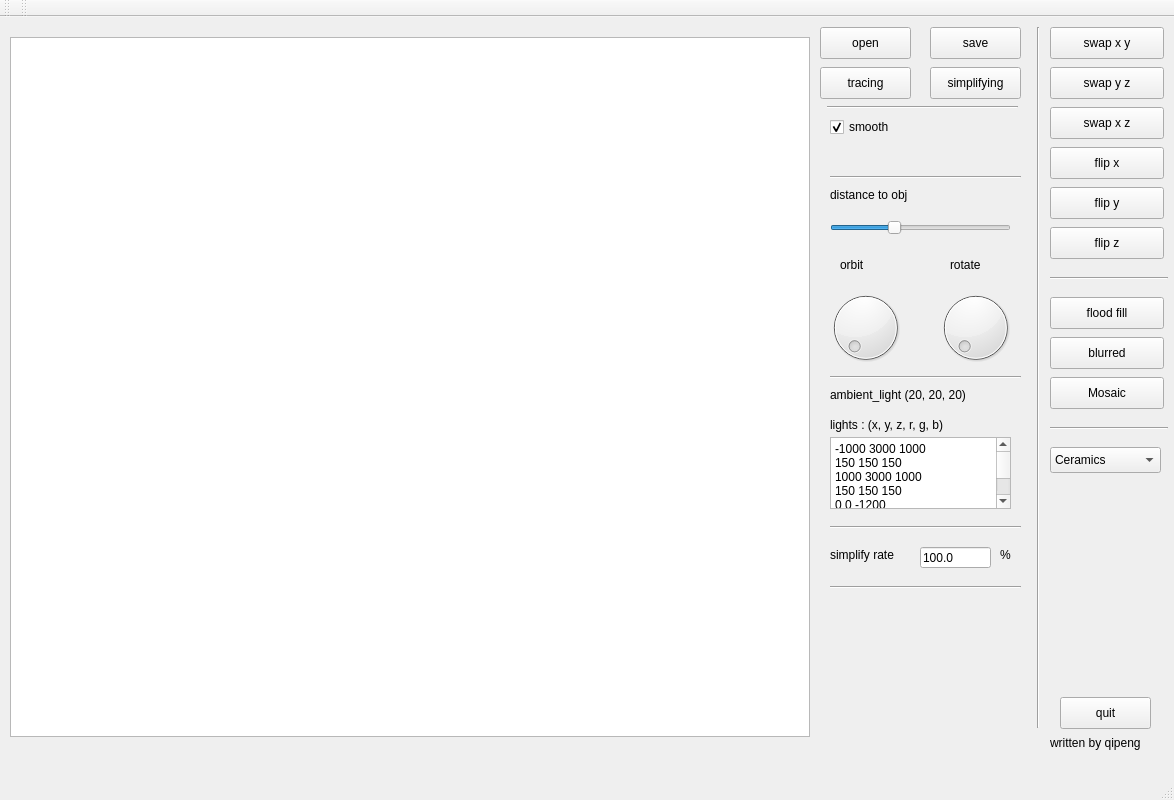
Qt form mainwindow.ui (ppwwyyxx/Ray-Tracing-Engine) before a commit.
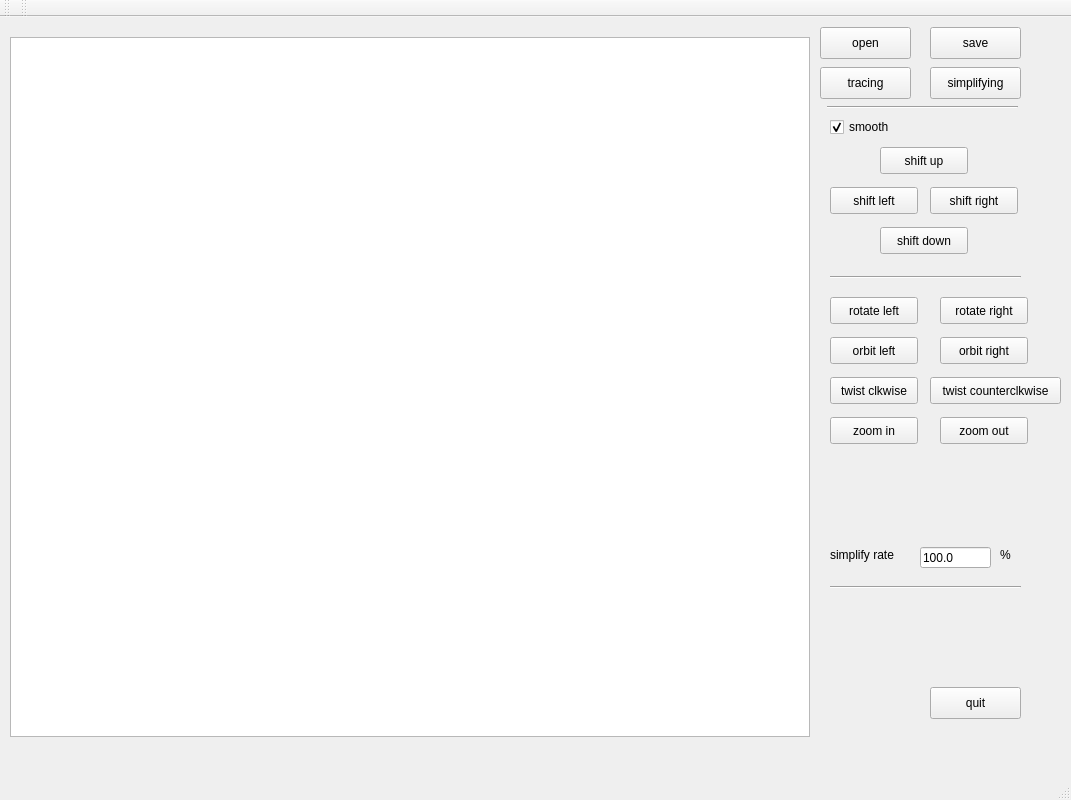
The same form after that commit.

The edit to the form file:
```diff
--- a/mainwindow.ui
+++ b/mainwindow.ui
@@ -6,7 +6,7 @@
    <rect>
     <x>0</x>
     <y>0</y>
-    <width>1174</width>
+    <width>1071</width>
     <height>800</height>
    </rect>
   </property>
@@ -82,63 +82,11 @@
      <enum>Qt::Horizontal</enum>
     </property>
    </widget>
-   <widget class="QLabel" name="label">
-    <property name="geometry">
-     <rect>
-      <x>830</x>
-      <y>370</y>
-      <width>171</width>
-      <height>16</height>
-     </rect>
-    </property>
-    <property name="text">
-     <string>ambient_light (20, 20, 20)</string>
-    </property>
-   </widget>
-   <widget class="QLabel" name="label_3">
-    <property name="geometry">
-     <rect>
-      <x>830</x>
-      <y>170</y>
-      <width>101</width>
-      <height>16</height>
-     </rect>
-    </property>
-    <property name="text">
-     <string>distance to obj</string>
-    </property>
-   </widget>
-   <widget class="QLabel" name="label_5">
-    <property name="geometry">
-     <rect>
-      <x>840</x>
-      <y>240</y>
-      <width>111</width>
-      <height>16</height>
-     </rect>
-    </property>
-    <property name="text">
-     <string>orbit</string>
-    </property>
-   </widget>
-   <widget class="Line" name="line_2">
-    <property name="geometry">
-     <rect>
-      <x>830</x>
-      <y>150</y>
-      <width>191</width>
-      <height>20</height>
-     </rect>
-    </property>
-    <property name="orientation">
-     <enum>Qt::Horizontal</enum>
-    </property>
-   </widget>
    <widget class="Line" name="line_3">
     <property name="geometry">
      <rect>
       <x>830</x>
-      <y>350</y>
+      <y>250</y>
       <width>191</width>
       <height>20</height>
      </rect>
@@ -147,106 +95,6 @@
      <enum>Qt::Horizontal</enum>
     </property>
    </widget>
-   <widget class="QPlainTextEdit" name="lights">
-    <property name="geometry">
-     <rect>
-      <x>830</x>
-      <y>420</y>
-      <width>181</width>
-      <height>72</height>
-     </rect>
-    </property>
-    <property name="plainText">
-     <string>-1000 3000 1000
-150 150 150
-1000 3000 1000
-150 150 150
-0 0 -1200
-150 150 150
-0 -3000 -1000
-150 150 150</string>
-    </property>
-   </widget>
-   <widget class="QLabel" name="label_6">
-    <property name="geometry">
-     <rect>
-      <x>830</x>
-      <y>400</y>
-      <width>171</width>
-      <height>16</height>
-     </rect>
-    </property>
-    <property name="text">
-     <string>lights : (x, y, z, r, g, b)</string>
-    </property>
-   </widget>
-   <widget class="QSlider" name="dist">
-    <property name="geometry">
-     <rect>
-      <x>830</x>
-      <y>200</y>
-      <width>181</width>
-      <height>22</height>
-     </rect>
-    </property>
-    <property name="minimum">
-     <number>1</number>
-    </property>
-    <property name="maximum">
-     <number>100</number>
-    </property>
-    <property name="value">
-     <number>35</number>
-    </property>
-    <property name="orientation">
-     <enum>Qt::Horizontal</enum>
-    </property>
-   </widget>
-   <widget class="QDial" name="orbit">
-    <property name="geometry">
-     <rect>
-      <x>820</x>
-      <y>270</y>
-      <width>91</width>
-      <height>81</height>
-     </rect>
-    </property>
-    <property name="maximum">
-     <number>359</number>
-    </property>
-    <property name="value">
-     <number>0</number>
-    </property>
-   </widget>
-   <widget class="QLabel" name="label_7">
-    <property name="geometry">
-     <rect>
-      <x>950</x>
-      <y>240</y>
-      <width>61</width>
-      <height>16</height>
-     </rect>
-    </property>
-    <property name="text">
-     <string>rotate</string>
-    </property>
-   </widget>
-   <widget class="QDial" name="rotate">
-    <property name="geometry">
-     <rect>
-      <x>930</x>
-      <y>270</y>
-      <width>91</width>
-      <height>81</height>
-     </rect>
-    </property>
-    <property name="maximum">
-     <number>359</number>
-    </property>
-    <property name="value">
-     <number>0</number>
-    </property>
-   </widget>
    <widget class="QPushButton" name="open">
     <property name="geometry">
      <rect>
@@ -276,8 +124,8 @@
    <widget class="QPushButton" name="quit_it">
     <property name="geometry">
      <rect>
-      <x>1060</x>
-      <y>680</y>
+      <x>930</x>
+      <y>670</y>
       <width>91</width>
       <height>32</height>
      </rect>
@@ -286,19 +134,6 @@
      <string>quit</string>
     </property>
    </widget>
-   <widget class="Line" name="line_4">
-    <property name="geometry">
-     <rect>
-      <x>830</x>
-      <y>500</y>
-      <width>191</width>
-      <height>20</height>
-     </rect>
-    </property>
-    <property name="orientation">
-     <enum>Qt::Horizontal</enum>
-    </property>
-   </widget>
    <widget class="QLineEdit" name="target_rate">
     <property name="geometry">
      <rect>
@@ -351,204 +186,161 @@
      <enum>Qt::Horizontal</enum>
     </property>
    </widget>
-   <widget class="Line" name="line_6">
+   <widget class="QPushButton" name="shift_up">
     <property name="geometry">
      <rect>
-      <x>1030</x>
-      <y>10</y>
-      <width>16</width>
-      <height>701</height>
-     </rect>
-    </property>
-    <property name="orientation">
-     <enum>Qt::Vertical</enum>
-    </property>
-   </widget>
-   <widget class="QPushButton" name="pushButton">
-    <property name="geometry">
-     <rect>
-      <x>1050</x>
-      <y>10</y>
-      <width>114</width>
-      <height>32</height>
-     </rect>
-    </property>
-    <property name="text">
-     <string>swap x y</string>
-    </property>
-   </widget>
-   <widget class="QPushButton" name="syz">
-    <property name="geometry">
-     <rect>
-      <x>1050</x>
-      <y>50</y>
-      <width>114</width>
-      <height>32</height>
-     </rect>
-    </property>
-    <property name="text">
-     <string>swap y z</string>
-    </property>
-   </widget>
-   <widget class="QPushButton" name="sxz">
-    <property name="geometry">
-     <rect>
-      <x>1050</x>
-      <y>90</y>
-      <width>114</width>
-      <height>32</height>
-     </rect>
-    </property>
-    <property name="text">
-     <string>swap x z</string>
-    </property>
-   </widget>
-   <widget class="QPushButton" name="fx">
-    <property name="geometry">
-     <rect>
-      <x>1050</x>
+      <x>880</x>
       <y>130</y>
-      <width>114</width>
-      <height>32</height>
+      <width>88</width>
+      <height>27</height>
      </rect>
     </property>
     <property name="text">
-     <string>flip x</string>
+     <string>shift up</string>
     </property>
    </widget>
    <widget class="QPushButton" name="fy">
     <property name="geometry">
      <rect>
-      <x>1050</x>
+      <x>830</x>
       <y>170</y>
-      <width>114</width>
-      <height>32</height>
+      <width>88</width>
+      <height>27</height>
      </rect>
     </property>
     <property name="text">
-     <string>flip y</string>
+     <string>shift left</string>
     </property>
    </widget>
    <widget class="QPushButton" name="fz">
     <property name="geometry">
      <rect>
-      <x>1050</x>
+      <x>930</x>
+      <y>170</y>
+      <width>88</width>
+      <height>27</height>
+     </rect>
+    </property>
+    <property name="text">
+     <string>shift right</string>
+    </property>
+   </widget>
+   <widget class="QPushButton" name="shift_down">
+    <property name="geometry">
+     <rect>
+      <x>880</x>
       <y>210</y>
-      <width>114</width>
-      <height>32</height>
+      <width>88</width>
+      <height>27</height>
      </rect>
     </property>
     <property name="text">
-     <string>flip z</string>
+     <string>shift down</string>
     </property>
    </widget>
    <widget class="QPushButton" name="fill">
     <property name="geometry">
      <rect>
-      <x>1050</x>
+      <x>830</x>
       <y>280</y>
-      <width>114</width>
-      <height>32</height>
+      <width>88</width>
+      <height>27</height>
      </rect>
     </property>
     <property name="text">
-     <string>flood fill</string>
+     <string>rotate left</string>
     </property>
    </widget>
-   <widget class="Line" name="line_7">
+   <widget class="QPushButton" name="rotate_right">
     <property name="geometry">
      <rect>
-      <x>1050</x>
-      <y>260</y>
-      <width>118</width>
-      <height>3</height>
+      <x>940</x>
+      <y>280</y>
+      <width>88</width>
+      <height>27</height>
      </rect>
     </property>
-    <property name="orientation">
-     <enum>Qt::Horizontal</enum>
+    <property name="text">
+     <string>rotate right</string>
     </property>
    </widget>
    <widget class="QPushButton" name="antia">
     <property name="geometry">
      <rect>
-      <x>1050</x>
+      <x>830</x>
       <y>320</y>
-      <width>114</width>
-      <height>32</height>
+      <width>88</width>
+      <height>27</height>
      </rect>
     </property>
     <property name="text">
-     <string>blurred</string>
+     <string>orbit left</string>
     </property>
    </widget>
    <widget class="QPushButton" name="mosaic">
     <property name="geometry">
      <rect>
-      <x>1050</x>
+      <x>940</x>
+      <y>320</y>
+      <width>88</width>
+      <height>27</height>
+     </rect>
+    </property>
+    <property name="text">
+     <string>orbit right</string>
+    </property>
+   </widget>
+   <widget class="QPushButton" name="twist_left">
+    <property name="geometry">
+     <rect>
+      <x>830</x>
       <y>360</y>
-      <width>114</width>
-      <height>32</height>
+      <width>88</width>
+      <height>27</height>
      </rect>
     </property>
     <property name="text">
-     <string>Mosaic</string>
+     <string>twist clkwise</string>
     </property>
    </widget>
-   <widget class="QLabel" name="label_8">
+   <widget class="QPushButton" name="twist_right">
     <property name="geometry">
      <rect>
-      <x>1050</x>
-      <y>710</y>
-      <width>121</width>
-      <height>31</height>
+      <x>930</x>
+      <y>360</y>
+      <width>131</width>
+      <height>27</height>
      </rect>
     </property>
     <property name="text">
-     <string>written by qipeng</string>
+     <string>twist counterclkwise</string>
     </property>
    </widget>
-   <widget class="Line" name="line_8">
+   <widget class="QPushButton" name="zoom_in">
     <property name="geometry">
      <rect>
-      <x>1050</x>
-      <y>410</y>
-      <width>118</width>
-      <height>3</height>
+      <x>830</x>
+      <y>400</y>
+      <width>88</width>
+      <height>27</height>
      </rect>
     </property>
-    <property name="orientation">
-     <enum>Qt::Horizontal</enum>
+    <property name="text">
+     <string>zoom in</string>
     </property>
    </widget>
-   <widget class="QComboBox" name="texture">
+   <widget class="QPushButton" name="zoom_out">
     <property name="geometry">
      <rect>
-      <x>1050</x>
-      <y>430</y>
-      <width>111</width>
-      <height>26</height>
+      <x>940</x>
+      <y>400</y>
+      <width>88</width>
+      <height>27</height>
      </rect>
     </property>
-    <item>
-     <property name="text">
-      <string>Ceramics</string>
-     </property>
-    </item>
-    <item>
-     <property name="text">
-      <string>Silver</string>
-     </property>
-    </item>
-    <item>
-     <property name="text">
-      <string>Mirror</string>
-     </property>
-    </item>
-    <item>
-     <property name="text">
-      <string>Glass</string>
-     </property>
-    </item>
+    <property name="text">
+     <string>zoom out</string>
+    </property>
    </widget>
   </widget>
   <widget class="QMenuBar" name="menuBar">
```
Left out of the diff: 18 changed lines with no effect on the pictures.
